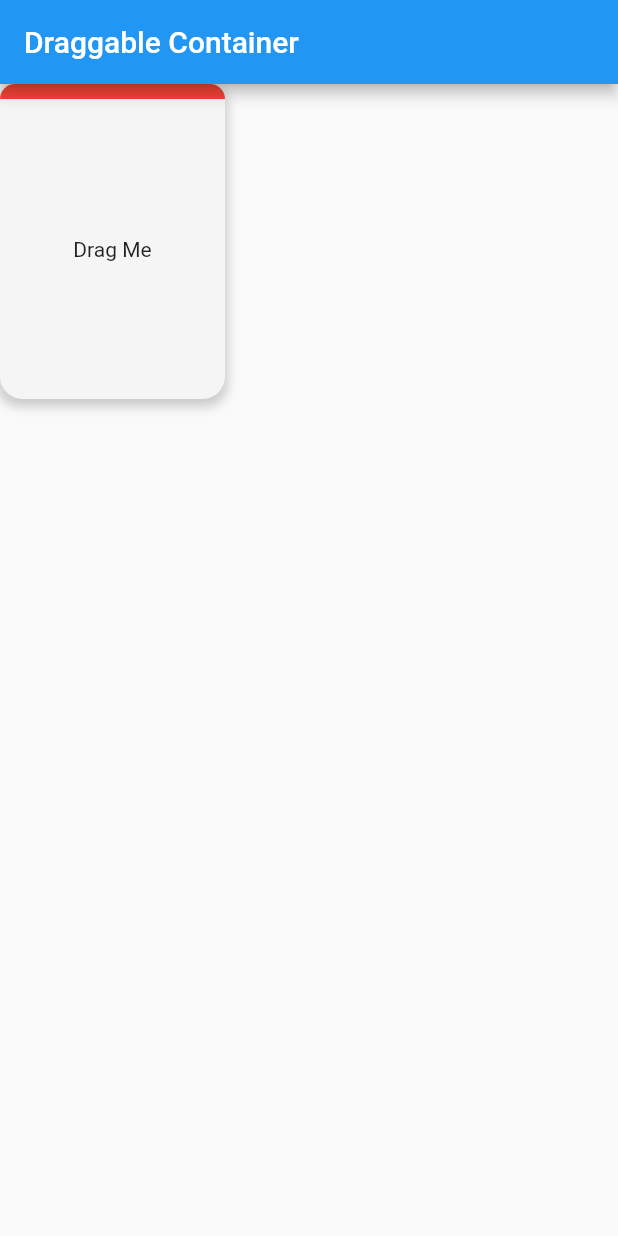
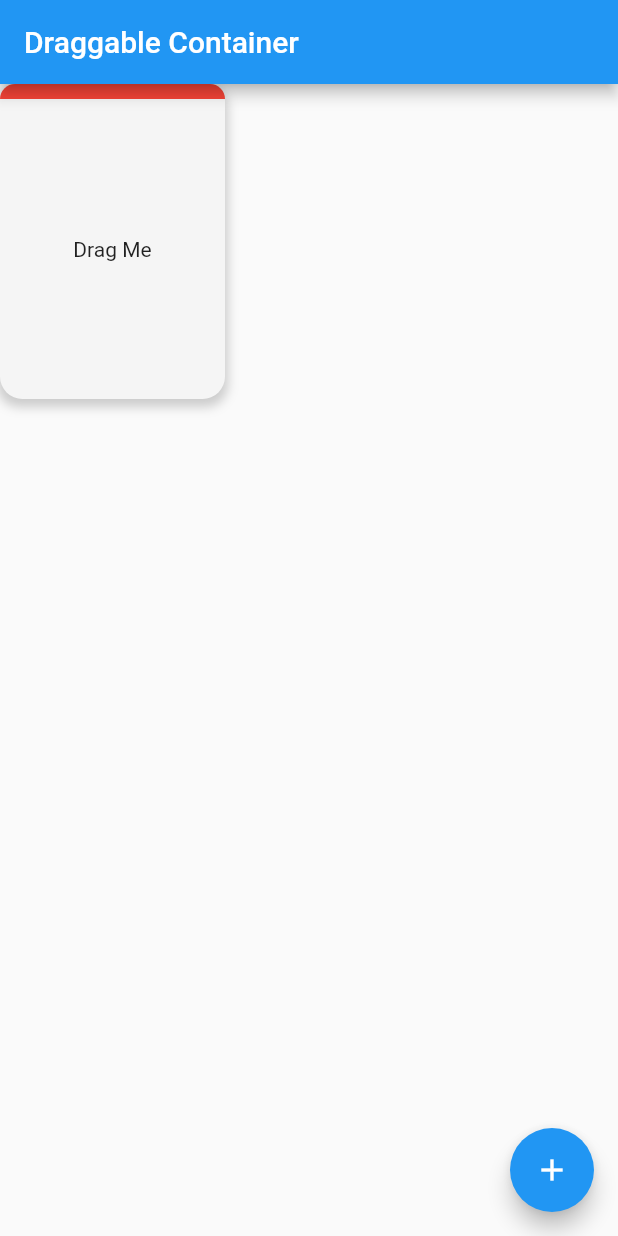
Before and after one commit to KrishnaKrinc/DrawSQL, a Flutter app: the screen it shows after launch, on a phone screen of 412 x 824 dp. Run offline on Flutter 3.47's test engine with Material 2 defaults, Android fonts, the phone set to English and light mode, and no system bars; our stand-ins replace get.

Commit message:
Updated add Container option with bugs
Avoid using column

```diff
--- a/lib/PageLayout/DragDropContainer/drag_drop_container_layout.dart
+++ b/lib/PageLayout/DragDropContainer/drag_drop_container_layout.dart
@@ -26,7 +26,32 @@ class DragDropContainerLayout extends StatelessWidget {
                 // When the user drags the container.
                 onPanUpdate: (details) =>
                     dragDropContainerController.onPanUpdate(details),
-                child: Container(
+                child: Column(
+                  children: dragDropContainerController.listOfContainer,
+                ),
+              ),
+            ),
+          ),
+        ],
+      ),
+      floatingActionButton: FloatingActionButton(
+        onPressed: () {
+          dragDropContainerController.addContainer();
+        },
+        child: Icon(Icons.add),
+      ),
+    );
+  }
+}
+
+class CustomContainer extends StatelessWidget {
+  const CustomContainer({
+    super.key,
+  });
+
+  @override
+  Widget build(BuildContext context) {
+    return Container(
       width: 150,
       decoration: BoxDecoration(
         borderRadius: BorderRadius.circular(15),
@@ -35,8 +60,7 @@ class DragDropContainerLayout extends StatelessWidget {
             color: Colors.grey.withOpacity(0.5),
             spreadRadius: 2,
             blurRadius: 5,
-                        offset:
-                            const Offset(0, 3), // changes position of shadow
+            offset: const Offset(0, 3),
           ),
         ],
       ),
@@ -68,12 +92,6 @@ class DragDropContainerLayout extends StatelessWidget {
           ),
         ],
       ),
-                ),
-              ),
-            ),
-          ),
-        ],
-      ),
     );
   }
 }
--- a/lib/controllers/dragdrop_container_controller.dart
+++ b/lib/controllers/dragdrop_container_controller.dart
@@ -1,8 +1,12 @@
+import 'package:draw_sql_exp/PageLayout/DragDropContainer/drag_drop_container_layout.dart';
 import 'package:flutter/material.dart';
 import 'package:get/get.dart';
 
 class DragDropContainerController extends GetxController {
   var containerPosition = const Offset(0, 0).obs;
+  var listOfContainer = <Widget>[
+    const CustomContainer(),
+  ].obs;
 
   final double dx = 75;
   final double dy = 60;
@@ -14,4 +18,9 @@ class DragDropContainerController extends GetxController {
   void onPanUpdate(DragUpdateDetails details) {
     containerPosition.value = details.globalPosition - Offset(dx, dy);
   }
+
+  Future<void> addContainer() async {
+    listOfContainer.add(const CustomContainer());
+    print(listOfContainer);
+  }
 }
```
Lines whose indentation alone changed are shown as unchanged.
